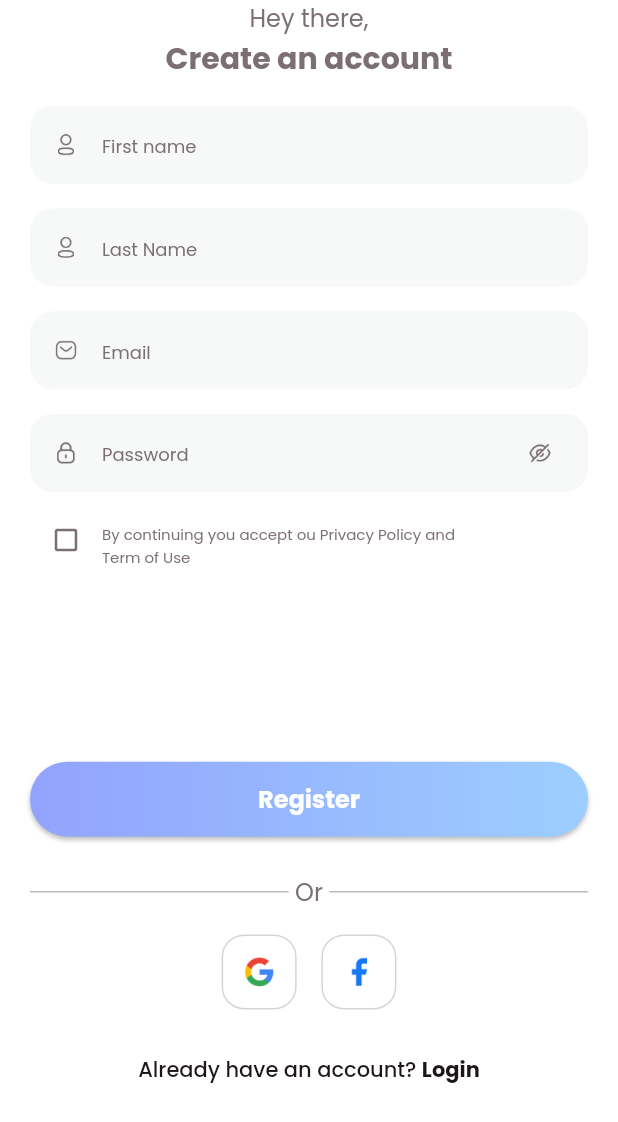
After one commit to dat2403/fitness, a Flutter app: the SignUpView screen opened by its route, on a phone screen of 412 x 824 dp. The commit adds this screen. Shown: the top 1122 px of the screen. Run offline on Flutter 3.47's test engine with Material 2 defaults, Android fonts, the phone set to English and light mode, and no system bars.

Commit message:
sign up screen

```diff
--- a/lib/common/color_extension.dart
+++ b/lib/common/color_extension.dart
@@ -18,6 +18,8 @@ class TColor {
 
   static Color get white => Colors.white;
 
+  static Color get lightGray => const Color(0xffF7F8F8);
+
   //Gradient
   static List<Color> get primaryG => [primaryColor1, primaryColor2];
 
--- a/lib/common_widgets/round_button.dart
+++ b/lib/common_widgets/round_button.dart
@@ -12,7 +12,7 @@ class RoundButton extends StatelessWidget {
     Key? key,
     required this.title,
     required this.onPress,
-    this.type = RoundButtonType.textGradient,
+    this.type = RoundButtonType.bgGradient,
   }) : super(key: key);
 
   @override
--- /dev/null
+++ b/lib/common_widgets/round_textfield.dart
@@ -0,0 +1,65 @@
+import 'package:fitness/common/color_extension.dart';
+import 'package:flutter/material.dart';
+
+class RoundTextField extends StatelessWidget {
+  final TextEditingController? textEditingController;
+  final TextInputType? keyboardType;
+  final String hintText;
+  final bool obscureText;
+  final Widget? rightIcon;
+  final String icon;
+  final EdgeInsets? margin;
+
+  const RoundTextField({
+    Key? key,
+    this.textEditingController,
+    required this.hintText,
+    required this.icon,
+    this.margin,
+    this.keyboardType,
+    this.obscureText = false,
+    this.rightIcon,
+  }) : super(key: key);
+
+  @override
+  Widget build(BuildContext context) {
+    return Container(
+      margin: margin,
+      decoration: BoxDecoration(
+        color: TColor.lightGray,
+        borderRadius: BorderRadius.circular(15),
+      ),
+      child: TextField(
+        controller: textEditingController,
+        keyboardType: keyboardType,
+        obscureText: obscureText,
+        decoration: InputDecoration(
+          contentPadding: const EdgeInsets.symmetric(
+            vertical: 15,
+            horizontal: 15,
+          ),
+          enabledBorder: InputBorder.none,
+          focusedBorder: InputBorder.none,
+          hintText: hintText,
+          suffixIcon: rightIcon,
+          prefixIcon: Container(
+            width: 15,
+            height: 15,
+            alignment: Alignment.center,
+            child: Image.asset(
+              icon,
+              width: 15,
+              height: 15,
+              fit: BoxFit.contain,
+              color: TColor.gray,
+            ),
+          ),
+          hintStyle: TextStyle(
+            color: TColor.gray,
+            fontSize: 12,
+          ),
+        ),
+      ),
+    );
+  }
+}
--- a/lib/main.dart
+++ b/lib/main.dart
@@ -1,4 +1,5 @@
 import 'package:fitness/common/color_extension.dart';
+import 'package:fitness/router.dart';
 import 'package:fitness/views/on_boarding/started_view.dart';
 import 'package:flutter/material.dart';
 
@@ -16,6 +17,7 @@ class MyApp extends StatelessWidget {
       title: 'Fitness 3 in 1',
       theme:
           ThemeData(primaryColor: TColor.primaryColor1, fontFamily: "Poppins"),
+      onGenerateRoute: (settings) => generateRoute(settings),
       home: const StartedView(),
     );
   }
--- /dev/null
+++ b/lib/router.dart
@@ -0,0 +1,41 @@
+import 'package:fitness/views/auth/signup_view.dart';
+import 'package:fitness/views/on_boarding/on_boarding_view.dart';
+import 'package:fitness/views/on_boarding/started_view.dart';
+import 'package:flutter/material.dart';
+
+Route<dynamic> generateRoute(RouteSettings routeSettings) {
+  switch (routeSettings.name) {
+    case StartedView.routeName:
+      {
+        return MaterialPageRoute(
+          settings: routeSettings,
+          builder: (_) => const StartedView(),
+        );
+      }
+    case OnBoardingView.routeName:
+      {
+        return MaterialPageRoute(
+          settings: routeSettings,
+          builder: (_) => const OnBoardingView(),
+        );
+      }
+    case SignUpView.routeName:
+      {
+        return MaterialPageRoute(
+          settings: routeSettings,
+          builder: (_) => const SignUpView(),
+        );
+      }
+    default:
+      {
+        return MaterialPageRoute(
+          settings: routeSettings,
+          builder: (_) => const Scaffold(
+            body: Center(
+              child: Text('Screen does not exist!'),
+            ),
+          ),
+        );
+      }
+  }
+}
--- /dev/null
+++ b/lib/views/auth/signup_view.dart
@@ -0,0 +1,247 @@
+import 'package:fitness/common/color_extension.dart';
+import 'package:fitness/common_widgets/round_button.dart';
+import 'package:fitness/common_widgets/round_textfield.dart';
+import 'package:flutter/material.dart';
+
+class SignUpView extends StatefulWidget {
+  static const String routeName = '/signup-view';
+
+  const SignUpView({Key? key}) : super(key: key);
+
+  @override
+  State<SignUpView> createState() => _SignUpViewState();
+}
+
+class _SignUpViewState extends State<SignUpView> {
+  TextEditingController firstNameController = TextEditingController();
+  bool showPassword = false;
+  bool isChecked = false;
+
+  @override
+  Widget build(BuildContext context) {
+    var media = MediaQuery.of(context).size;
+    return Scaffold(
+      backgroundColor: TColor.white,
+      body: SingleChildScrollView(
+        child: SafeArea(
+          child: Padding(
+            padding: const EdgeInsets.symmetric(
+              horizontal: 20,
+            ),
+            child: Column(
+              crossAxisAlignment: CrossAxisAlignment.center,
+              children: [
+                Text(
+                  "Hey there,",
+                  style: TextStyle(
+                    color: TColor.gray,
+                    fontSize: 16,
+                  ),
+                ),
+                Text(
+                  "Create an account",
+                  style: TextStyle(
+                    color: TColor.gray,
+                    fontSize: 20,
+                    fontWeight: FontWeight.w700,
+                  ),
+                ),
+                SizedBox(
+                  height: media.height * 0.02,
+                ),
+                const RoundTextField(
+                  hintText: "First name",
+                  icon: "assets/images/user_text.png",
+                ),
+                SizedBox(
+                  height: media.height * 0.02,
+                ),
+                const RoundTextField(
+                  hintText: "Last Name",
+                  icon: "assets/images/user_text.png",
+                ),
+                SizedBox(
+                  height: media.height * 0.02,
+                ),
+                const RoundTextField(
+                  hintText: "Email",
+                  icon: "assets/images/email.png",
+                  keyboardType: TextInputType.emailAddress,
+                ),
+                SizedBox(
+                  height: media.height * 0.02,
+                ),
+                RoundTextField(
+                  hintText: "Password",
+                  icon: "assets/images/lock.png",
+                  obscureText: showPassword,
+                  rightIcon: TextButton(
+                    onPressed: () {
+                      setState(() {
+                        showPassword = !showPassword;
+                      });
+                    },
+                    child: Container(
+                      width: 15,
+                      height: 15,
+                      alignment: Alignment.center,
+                      child: Image.asset(
+                        "assets/images/show_password.png",
+                        width: 15,
+                        height: 15,
+                        fit: BoxFit.contain,
+                        color: TColor.gray,
+                      ),
+                    ),
+                  ),
+                ),
+                SizedBox(
+                  height: media.height * 0.01,
+                ),
+                Row(
+                  children: [
+                    IconButton(
+                      onPressed: () {
+                        setState(() {
+                          isChecked = !isChecked;
+                        });
+                      },
+                      icon: Icon(
+                        isChecked
+                            ? Icons.check_box_outlined
+                            : Icons.check_box_outline_blank_outlined,
+                        color: TColor.gray,
+                        size: 20,
+                      ),
+                    ),
+                    Container(
+                      margin: const EdgeInsets.only(top: 8),
+                      child: Expanded(
+                        child: Text(
+                          "By continuing you accept ou Privacy Policy and\nTerm of Use",
+                          style: TextStyle(
+                            fontSize: 10,
+                            color: TColor.gray,
+                          ),
+                        ),
+                      ),
+                    ),
+                  ],
+                ),
+                SizedBox(
+                  height: media.height * 0.15,
+                ),
+                RoundButton(title: "Register", onPress: () {}),
+                SizedBox(
+                  height: media.height * 0.03,
+                ),
+                Row(
+                  children: [
+                    Expanded(
+                      child: Container(
+                        height: 1,
+                        color: TColor.gray.withOpacity(0.5),
+                      ),
+                    ),
+                    Text(
+                      " Or ",
+                      style: TextStyle(
+                        fontSize: 16,
+                        color: TColor.gray,
+                      ),
+                    ),
+                    Expanded(
+                      child: Container(
+                        height: 1,
+                        color: TColor.gray.withOpacity(0.5),
+                      ),
+                    ),
+                  ],
+                ),
+                SizedBox(
+                  height: media.height * 0.02,
+                ),
+                Row(
+                  mainAxisAlignment: MainAxisAlignment.center,
+                  children: [
+                    GestureDetector(
+                      onTap: () {},
+                      child: Container(
+                        width: 50,
+                        height: 50,
+                        alignment: Alignment.center,
+                        decoration: BoxDecoration(
+                          color: TColor.white,
+                          border: Border.all(
+                            width: 1,
+                            color: TColor.gray.withOpacity(0.3),
+                          ),
+                          borderRadius: BorderRadius.circular(15),
+                        ),
+                        child: Image.asset(
+                          "assets/images/google.png",
+                          width: 20,
+                          height: 20,
+                        ),
+                      ),
+                    ),
+                    SizedBox(
+                      width: media.width * 0.04,
+                    ),
+                    GestureDetector(
+                      onTap: () {},
+                      child: Container(
+                        width: 50,
+                        height: 50,
+                        alignment: Alignment.center,
+                        decoration: BoxDecoration(
+                          color: TColor.white,
+                          border: Border.all(
+                            width: 1,
+                            color: TColor.gray.withOpacity(0.3),
+                          ),
+                          borderRadius: BorderRadius.circular(15),
+                        ),
+                        child: Image.asset(
+                          "assets/images/facebook.png",
+                          width: 20,
+                          height: 20,
+                        ),
+                      ),
+                    ),
+                  ],
+                ),
+                SizedBox(
+                  height: media.height * 0.02,
+                ),
+                TextButton(
+                  onPressed: () {},
+                  child: Row(
+                    mainAxisSize: MainAxisSize.min,
+                    children: [
+                      Text(
+                        "Already have an account? ",
+                        style: TextStyle(
+                          fontSize: 14,
+                          color: TColor.black,
+                        ),
+                      ),
+                      Text(
+                        "Login",
+                        style: TextStyle(
+                          fontSize: 14,
+                          fontWeight: FontWeight.w700,
+                          color: TColor.black,
+                        ),
+                      ),
+                    ],
+                  ),
+                ),
+              ],
+            ),
+          ),
+        ),
+      ),
+    );
+  }
+}
--- a/lib/views/on_boarding/on_boarding_view.dart
+++ b/lib/views/on_boarding/on_boarding_view.dart
@@ -1,8 +1,11 @@
 import 'package:fitness/common/color_extension.dart';
 import 'package:fitness/common_widgets/on_boarding_page.dart';
+import 'package:fitness/views/auth/signup_view.dart';
 import 'package:flutter/material.dart';
 
 class OnBoardingView extends StatefulWidget {
+  static const String routeName = '/on-boarding-view';
+
   const OnBoardingView({Key? key}) : super(key: key);
 
   @override
@@ -104,6 +107,8 @@ class _OnBoardingViewState extends State<OnBoardingView> {
                         pageController.jumpToPage(currentPage);
                       } else {
                         print("Open Welcome Screen");
+                        Navigator.pushReplacementNamed(
+                            context, SignUpView.routeName);
                       }
                     },
                     icon: Icon(
--- a/lib/views/on_boarding/started_view.dart
+++ b/lib/views/on_boarding/started_view.dart
@@ -4,6 +4,8 @@ import 'package:fitness/views/on_boarding/on_boarding_view.dart';
 import 'package:flutter/material.dart';
 
 class StartedView extends StatefulWidget {
+  static const String routeName = '/started-view';
+
   const StartedView({Key? key}) : super(key: key);
 
   @override
@@ -61,10 +63,8 @@ class _StartedViewState extends State<StartedView> {
                   title: "Get Started",
                   onPress: () {
                     if (isChangeColor) {
-                      Navigator.push(
-                          context,
-                          MaterialPageRoute(
-                              builder: (context) => const OnBoardingView()));
+                      Navigator.pushReplacementNamed(
+                          context, OnBoardingView.routeName);
                     } else {
                       setState(() {
                         isChangeColor = true;
```
